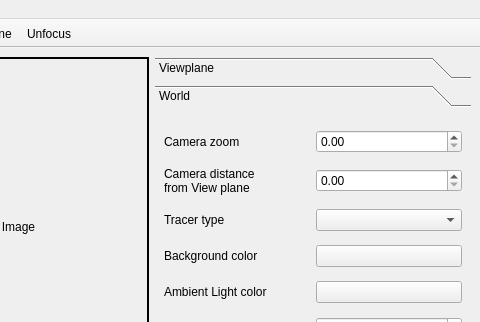
Before: the Qt Designer form lib/mainwindow.ui in thiagowfx/raytracer-lcg-2014, drawn with Qt 5; both pictures show x 177 to 657 and y 0 to 322 of the 657 by 427 pixel window.
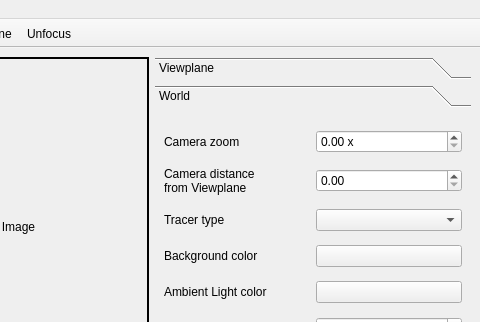
After: the same form once the commit is applied. The open tabs and pages were chosen to show the change. Icons and pictures are not drawn.

Patch:
```diff
--- a/lib/mainwindow.ui
+++ b/lib/mainwindow.ui
@@ -177,8 +177,8 @@
         <rect>
          <x>0</x>
          <y>0</y>
-         <width>226</width>
-         <height>239</height>
+         <width>316</width>
+         <height>264</height>
         </rect>
        </property>
        <attribute name="label">
@@ -254,12 +254,16 @@
          <widget class="QLabel" name="cameraDistanceLabel">
           <property name="text">
            <string>Camera distance
-from View plane</string>
+from Viewplane</string>
           </property>
          </widget>
         </item>
         <item row="0" column="3">
-         <widget class="QDoubleSpinBox" name="cameraZoomDoubleSpinBox"/>
+         <widget class="QDoubleSpinBox" name="cameraZoomDoubleSpinBox">
+          <property name="suffix">
+           <string> x</string>
+          </property>
+         </widget>
         </item>
         <item row="1" column="3">
          <widget class="QDoubleSpinBox" name="cameraDistanceDoubleSpinBox"/>
```
Left out of the diff: 2 changed lines with no effect on the pictures.
